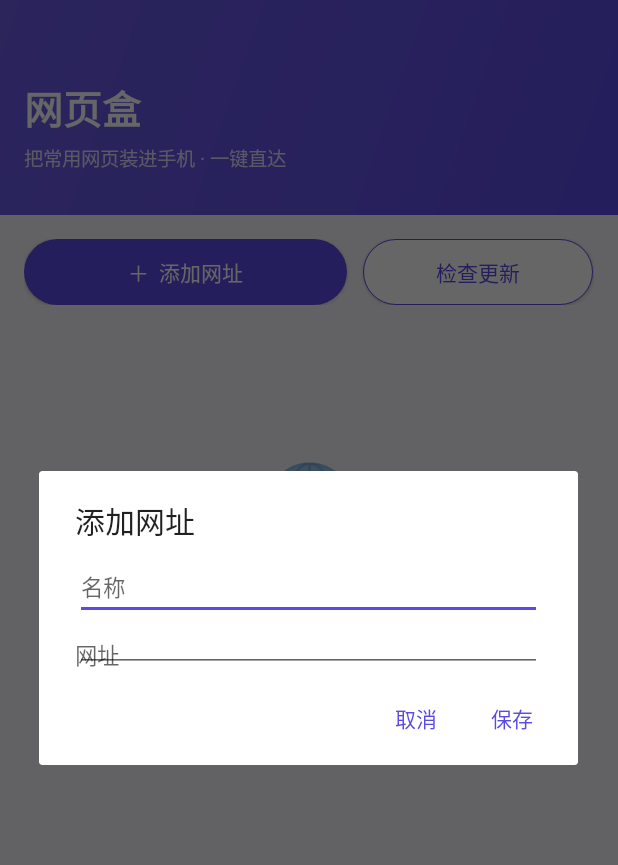
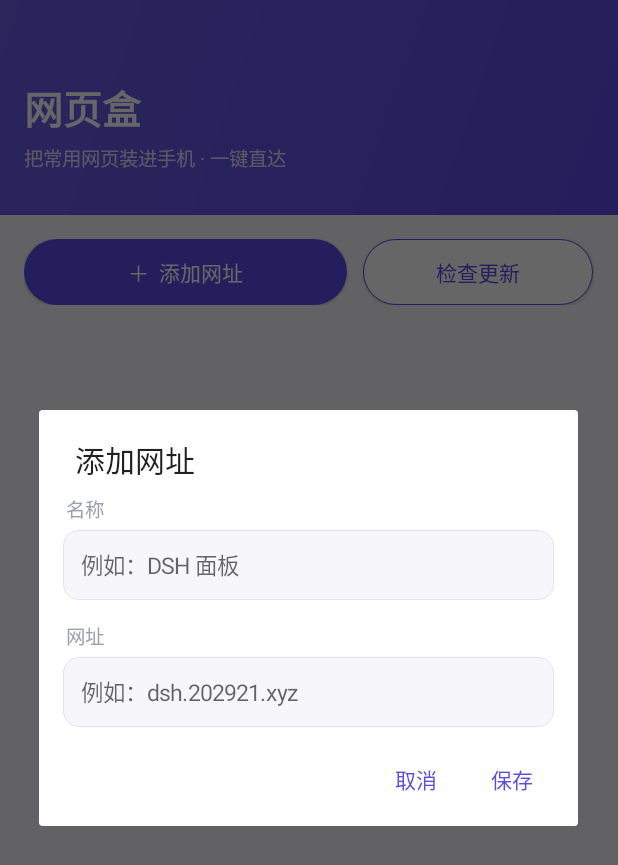
Before and after one commit to xb18/webbox-app, an Android app: the screen it shows after launch (MainActivity), after a tap on "＋ 添加网址", on a phone screen of 412 x 824 dp. Shown: the top 865 px of the screen. Run offline under Robolectric (Android 15) with nearby library versions, the phone set to English and light mode, and no system bars.

Commit message:
fix(ui): 美化添加弹框、修正提示文案，改用系统确认流程添加桌面快捷方式

```diff
--- a/android/app/src/main/java/com/xb18/webbox/MainActivity.kt
+++ b/android/app/src/main/java/com/xb18/webbox/MainActivity.kt
@@ -255,47 +255,83 @@ class MainActivity : Activity() {
         executor.execute {
             val favicon = ShortcutHelper.fetchFavicon(this, site.url)
             mainHandler.post {
-                try {
+                val started = try {
                     ShortcutHelper.create(this, site, favicon)
-                    Toast.makeText(this, R.string.shortcut_created, Toast.LENGTH_SHORT).show()
                 } catch (_: Exception) {
+                    false
+                }
+                if (!started) {
                     Toast.makeText(this, R.string.shortcut_failed, Toast.LENGTH_SHORT).show()
                 }
             }
         }
     }
 
+    override fun onActivityResult(requestCode: Int, resultCode: Int, data: Intent?) {
+        super.onActivityResult(requestCode, resultCode, data)
+        if (requestCode == ShortcutHelper.REQUEST_PIN_SHORTCUT &&
+            resultCode == RESULT_OK) {
+            Toast.makeText(this, R.string.shortcut_created, Toast.LENGTH_SHORT).show()
+        }
+    }
+
     /** site 为 null 时是新增，否则编辑。 */
     private fun showSiteDialog(site: Site?) {
-        val layout = LinearLayout(this).apply { orientation = LinearLayout.VERTICAL; setPadding(dp(24), dp(8), dp(24), 0) }
+        val padding = dp(16)
+        val layout = LinearLayout(this).apply {
+            orientation = LinearLayout.VERTICAL
+            setPadding(padding, dp(8), padding, dp(4))
+        }
+        val nameLabel = TextView(this).apply {
+            text = getString(R.string.site_name); textSize = 13f
+            setTextColor(textGray); setPadding(dp(2), 0, 0, dp(4))
+        }
         val nameInput = EditText(this).apply {
-            hint = getString(R.string.site_name)
+            hint = getString(R.string.site_name_hint)
             setText(site?.name.orEmpty())
             inputType = InputType.TYPE_CLASS_TEXT; textSize = 15f
+            setTextColor(textDark)
+            setPadding(dp(12), dp(12), dp(12), dp(12))
+            background = inputBackground()
+        }
+        val urlLabel = TextView(this).apply {
+            text = getString(R.string.site_url); textSize = 13f
+            setTextColor(textGray); setPadding(dp(2), 0, 0, dp(4))
+            layoutParams = LinearLayout.LayoutParams(
+                ViewGroup.LayoutParams.MATCH_PARENT, ViewGroup.LayoutParams.WRAP_CONTENT
+            ).apply { setMargins(0, dp(14), 0, 0) }
         }
         val urlInput = EditText(this).apply {
-            hint = getString(R.string.site_url)
+            hint = getString(R.string.site_url_hint)
             setText(site?.url.orEmpty())
             inputType = InputType.TYPE_CLASS_TEXT or InputType.TYPE_TEXT_VARIATION_URI
-            textSize = 15f; setPadding(0, dp(12), 0, 0)
+            textSize = 15f; setTextColor(textDark)
+            setPadding(dp(12), dp(12), dp(12), dp(12))
+            background = inputBackground()
         }
-        layout.addView(nameInput); layout.addView(urlInput)
+        layout.apply { addView(nameLabel); addView(nameInput); addView(urlLabel); addView(urlInput) }
+
         AlertDialog.Builder(this)
             .setTitle(if (site == null) R.string.add_site else R.string.edit_site)
             .setView(layout)
             .setPositiveButton(R.string.save) { _, _ ->
                 val url = urlInput.text.toString().trim()
-                if (url.isEmpty()) { Toast.makeText(this, R.string.invalid_url, Toast.LENGTH_SHORT).show(); return@setPositiveButton }
+                if (url.isEmpty()) {
+                    Toast.makeText(this, R.string.invalid_url, Toast.LENGTH_SHORT).show()
+                    return@setPositiveButton
+                }
                 val name = nameInput.text.toString()
-                if (site == null) {
-                    store.add(name, url)
-                } else {
-                    store.update(site.id, name, url)
-                }
+                if (site == null) store.add(name, url) else store.update(site.id, name, url)
                 refreshList()
             }
             .setNegativeButton(R.string.cancel, null)
             .show()
+    }
+
+    private fun inputBackground(): GradientDrawable = GradientDrawable().apply {
+        setColor(0xFFF7F7FB.toInt())
+        setStroke(dp(1), 0xFFE3E3EC.toInt())
+        cornerRadius = dp(10).toFloat()
     }
 
     // ---------- UI 辅助 ----------
--- a/android/app/src/main/res/values/strings.xml
+++ b/android/app/src/main/res/values/strings.xml
@@ -5,6 +5,8 @@
     <string name="site_name">名称</string>
     <string name="site_url">网址</string>
     <string name="save">保存</string>
+    <string name="site_name_hint">例如：DSH 面板</string>
+    <string name="site_url_hint">例如：dsh.202921.xyz</string>
     <string name="cancel">取消</string>
     <string name="open">打开</string>
     <string name="edit">编辑</string>
@@ -12,7 +14,7 @@
     <string name="add_shortcut">添加到桌面</string>
     <string name="shortcut_short">桌面</string>
     <string name="delete">删除</string>
-    <string name="empty_hint">还没有网址，点右上角添加</string>
+    <string name="empty_hint">还没有网址，点上方「＋ 添加网址」开始</string>
     <string name="shortcut_created">已添加到桌面</string>
     <string name="shortcut_failed">添加失败，请检查桌面权限</string>
     <string name="invalid_url">请输入有效网址（http 或 https）</string>
```
Also changed, not shown: android/app/src/main/java/com/xb18/webbox/ShortcutHelper.kt (+35 -22 lines).
